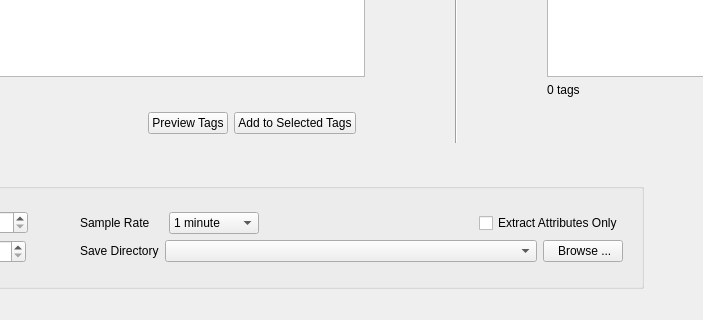
imubit/qt-data-extractor, file src/qt_data_extractor/design/main-window.ui: the form before one commit; both pictures show x 236 to 939 and y 488 to 808 of the 1330 by 808 pixel window.
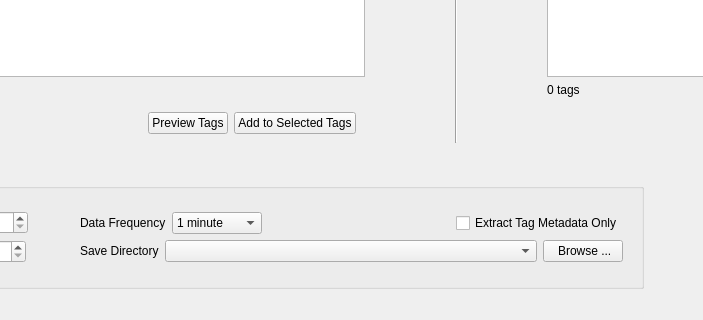
The form after the commit. Icons and pictures are not drawn.

```diff
--- a/src/qt_data_extractor/design/main-window.ui
+++ b/src/qt_data_extractor/design/main-window.ui
@@ -565,7 +565,7 @@
                   <item>
                    <widget class="QLabel" name="label_9">
                     <property name="text">
-                     <string>Sample Rate    </string>
+                     <string>Data Frequency</string>
                     </property>
                    </widget>
                   </item>
@@ -624,7 +624,7 @@
                   <item>
                    <widget class="QCheckBox" name="checkboxExtractAttributesOnly">
                     <property name="text">
-                     <string>Extract Attributes Only</string>
+                     <string>Extract Tag Metadata Only</string>
                     </property>
                    </widget>
                   </item>
```
